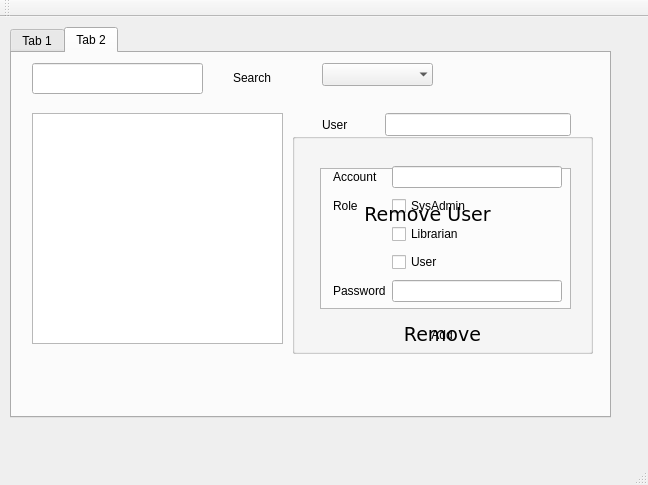
Old version of the form source/account_management.ui in the repository LordNDHuy/HuyNguyen.
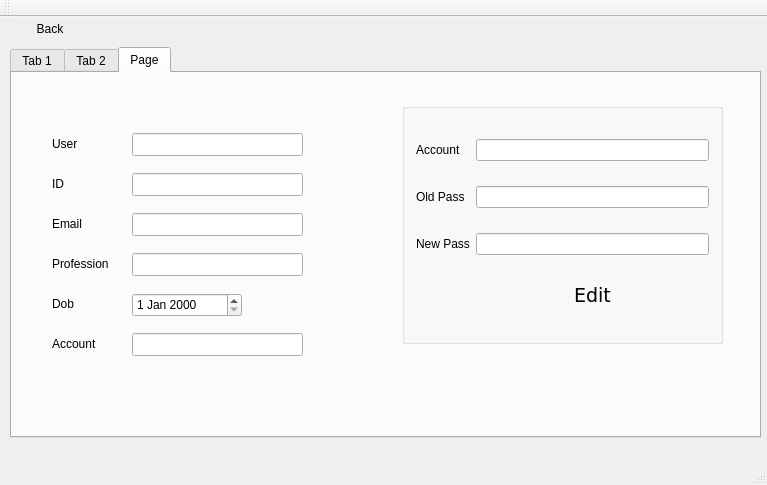
New version of the form. The open tabs and pages were chosen to show the change.

Patch:
```diff
--- a/source/account_management.ui
+++ b/source/account_management.ui
@@ -6,7 +6,7 @@
    <rect>
     <x>0</x>
     <y>0</y>
-    <width>648</width>
+    <width>767</width>
     <height>485</height>
    </rect>
   </property>
@@ -18,8 +18,8 @@
     <property name="geometry">
      <rect>
       <x>10</x>
-      <y>10</y>
-      <width>601</width>
+      <y>30</y>
+      <width>751</width>
       <height>391</height>
      </rect>
     </property>
@@ -175,7 +175,7 @@
      <widget class="QLabel" name="label_9">
       <property name="geometry">
        <rect>
-        <x>310</x>
+        <x>290</x>
         <y>60</y>
         <width>57</width>
         <height>23</height>
@@ -188,7 +188,7 @@
      <widget class="QLineEdit" name="user">
       <property name="geometry">
        <rect>
-        <x>373</x>
+        <x>353</x>
         <y>60</y>
         <width>186</width>
         <height>23</height>
@@ -200,8 +200,8 @@
        <rect>
         <x>280</x>
         <y>80</y>
-        <width>301</width>
-        <height>221</height>
+        <width>251</width>
+        <height>231</height>
        </rect>
       </property>
       <property name="title">
@@ -210,8 +210,8 @@
       <widget class="QPushButton" name="remove">
        <property name="geometry">
         <rect>
-         <x>90</x>
-         <y>191</y>
+         <x>70</x>
+         <y>200</y>
          <width>121</width>
          <height>21</height>
         </rect>
@@ -234,7 +234,7 @@
         <rect>
          <x>28</x>
          <y>35</y>
-         <width>251</width>
+         <width>191</width>
          <height>141</height>
         </rect>
        </property>
@@ -258,7 +258,7 @@
          <x>30</x>
          <y>20</y>
          <width>251</width>
-         <height>162</height>
+         <height>161</height>
         </rect>
        </property>
        <layout class="QGridLayout" name="gridLayout_2">
@@ -332,9 +332,9 @@
      <widget class="QPushButton" name="Remove_u">
       <property name="geometry">
        <rect>
-        <x>310</x>
-        <y>150</y>
-        <width>211</width>
+        <x>380</x>
+        <y>140</y>
+        <width>161</width>
         <height>23</height>
        </rect>
       </property>
@@ -345,25 +345,407 @@
        </font>
       </property>
       <property name="text">
-       <string>Remove User</string>
+       <string>Remove_u</string>
       </property>
       <property name="flat">
        <bool>true</bool>
       </property>
      </widget>
+     <widget class="QGroupBox" name="pass_ed">
+      <property name="geometry">
+       <rect>
+        <x>670</x>
+        <y>300</y>
+        <width>211</width>
+        <height>171</height>
+       </rect>
+      </property>
+      <property name="title">
+       <string/>
+      </property>
+      <widget class="QLabel" name="label_11">
+       <property name="geometry">
+        <rect>
+         <x>10</x>
+         <y>30</y>
+         <width>57</width>
+         <height>23</height>
+        </rect>
+       </property>
+       <property name="text">
+        <string>Account</string>
+       </property>
+      </widget>
+      <widget class="QLineEdit" name="new_p">
+       <property name="geometry">
+        <rect>
+         <x>70</x>
+         <y>110</y>
+         <width>131</width>
+         <height>23</height>
+        </rect>
+       </property>
+      </widget>
+      <widget class="QLineEdit" name="Account_edit">
+       <property name="geometry">
+        <rect>
+         <x>70</x>
+         <y>30</y>
+         <width>131</width>
+         <height>23</height>
+        </rect>
+       </property>
+      </widget>
+      <widget class="QLineEdit" name="old_p">
+       <property name="geometry">
+        <rect>
+         <x>70</x>
+         <y>70</y>
+         <width>131</width>
+         <height>23</height>
+        </rect>
+       </property>
+      </widget>
+      <widget class="QLabel" name="label_12">
+       <property name="geometry">
+        <rect>
+         <x>10</x>
+         <y>110</y>
+         <width>57</width>
+         <height>23</height>
+        </rect>
+       </property>
+       <property name="text">
+        <string>New Pass</string>
+       </property>
+      </widget>
+      <widget class="QLabel" name="label_10">
+       <property name="geometry">
+        <rect>
+         <x>10</x>
+         <y>70</y>
+         <width>57</width>
+         <height>23</height>
+        </rect>
+       </property>
+       <property name="text">
+        <string>Old Pass</string>
+       </property>
+      </widget>
+      <widget class="QPushButton" name="change_pas">
+       <property name="geometry">
+        <rect>
+         <x>90</x>
+         <y>140</y>
+         <width>81</width>
+         <height>21</height>
+        </rect>
+       </property>
+       <property name="font">
+        <font>
+         <family>DejaVu Sans</family>
+         <pointsize>14</pointsize>
+        </font>
+       </property>
+       <property name="text">
+        <string>Edit</string>
+       </property>
+       <property name="flat">
+        <bool>true</bool>
+       </property>
+      </widget>
+     </widget>
+     <widget class="QGroupBox" name="reset_box">
+      <property name="geometry">
+       <rect>
+        <x>539</x>
+        <y>120</y>
+        <width>211</width>
+        <height>101</height>
+       </rect>
+      </property>
+      <property name="title">
+       <string>GroupBox</string>
+      </property>
+      <widget class="QLabel" name="label_16">
+       <property name="geometry">
+        <rect>
+         <x>9</x>
+         <y>70</y>
+         <width>81</width>
+         <height>16</height>
+        </rect>
+       </property>
+       <property name="text">
+        <string>Reset Pass</string>
+       </property>
+      </widget>
+      <widget class="QPushButton" name="reset_pwd">
+       <property name="geometry">
+        <rect>
+         <x>30</x>
+         <y>27</y>
+         <width>161</width>
+         <height>23</height>
+        </rect>
+       </property>
+       <property name="font">
+        <font>
+         <family>DejaVu Sans</family>
+         <pointsize>14</pointsize>
+        </font>
+       </property>
+       <property name="text">
+        <string>Reset</string>
+       </property>
+       <property name="flat">
+        <bool>true</bool>
+       </property>
+      </widget>
+      <widget class="QLineEdit" name="reset_pw_box">
+       <property name="geometry">
+        <rect>
+         <x>80</x>
+         <y>67</y>
+         <width>113</width>
+         <height>23</height>
+        </rect>
+       </property>
+      </widget>
+     </widget>
+    </widget>
+    <widget class="QWidget" name="tab_3">
+     <attribute name="title">
+      <string>Page</string>
+     </attribute>
+     <widget class="QGroupBox" name="pass_ed_user">
+      <property name="geometry">
+       <rect>
+        <x>390</x>
+        <y>30</y>
+        <width>321</width>
+        <height>241</height>
+       </rect>
+      </property>
+      <property name="title">
+       <string/>
+      </property>
+      <layout class="QGridLayout" name="gridLayout_3">
+       <item row="2" column="1">
+        <widget class="QLineEdit" name="new_p_user"/>
+       </item>
+       <item row="0" column="0">
+        <widget class="QLabel" name="label_13">
+         <property name="text">
+          <string>Account</string>
+         </property>
+        </widget>
+       </item>
+       <item row="0" column="1">
+        <widget class="QLineEdit" name="Account_edit_user"/>
+       </item>
+       <item row="1" column="0">
+        <widget class="QLabel" name="label_15">
+         <property name="text">
+          <string>Old Pass</string>
+         </property>
+        </widget>
+       </item>
+       <item row="1" column="1">
+        <widget class="QLineEdit" name="old_p_user"/>
+       </item>
+       <item row="2" column="0">
+        <widget class="QLabel" name="label_14">
+         <property name="text">
+          <string>New Pass</string>
+         </property>
+        </widget>
+       </item>
+       <item row="3" column="1">
+        <widget class="QPushButton" name="edit_user_pass">
+         <property name="font">
+          <font>
+           <family>DejaVu Sans</family>
+           <pointsize>14</pointsize>
+          </font>
+         </property>
+         <property name="text">
+          <string>Edit</string>
+         </property>
+         <property name="flat">
+          <bool>true</bool>
+         </property>
+        </widget>
+       </item>
+      </layout>
+     </widget>
+     <widget class="QLabel" name="user_userp">
+      <property name="geometry">
+       <rect>
+        <x>40</x>
+        <y>60</y>
+        <width>41</width>
+        <height>21</height>
+       </rect>
+      </property>
+      <property name="text">
+       <string>User</string>
+      </property>
+     </widget>
+     <widget class="QLineEdit" name="user_name_up">
+      <property name="geometry">
+       <rect>
+        <x>120</x>
+        <y>60</y>
+        <width>171</width>
+        <height>23</height>
+       </rect>
+      </property>
+     </widget>
+     <widget class="QLineEdit" name="account_up">
+      <property name="geometry">
+       <rect>
+        <x>120</x>
+        <y>260</y>
+        <width>171</width>
+        <height>23</height>
+       </rect>
+      </property>
+     </widget>
+     <widget class="QLabel" name="user_userp_2">
+      <property name="geometry">
+       <rect>
+        <x>40</x>
+        <y>260</y>
+        <width>61</width>
+        <height>21</height>
+       </rect>
+      </property>
+      <property name="text">
+       <string>Account</string>
+      </property>
+     </widget>
+     <widget class="QLineEdit" name="user_mail_up">
+      <property name="geometry">
+       <rect>
+        <x>120</x>
+        <y>140</y>
+        <width>171</width>
+        <height>23</height>
+       </rect>
+      </property>
+     </widget>
+     <widget class="QLabel" name="user_userp_3">
+      <property name="geometry">
+       <rect>
+        <x>40</x>
+        <y>140</y>
+        <width>41</width>
+        <height>21</height>
+       </rect>
+      </property>
+      <property name="text">
+       <string>Email</string>
+      </property>
+     </widget>
+     <widget class="QLineEdit" name="user_pro_up">
+      <property name="geometry">
+       <rect>
+        <x>120</x>
+        <y>180</y>
+        <width>171</width>
+        <height>23</height>
+       </rect>
+      </property>
+     </widget>
+     <widget class="QLabel" name="user_userp_4">
+      <property name="geometry">
+       <rect>
+        <x>40</x>
+        <y>180</y>
+        <width>61</width>
+        <height>21</height>
+       </rect>
+      </property>
+      <property name="text">
+       <string>Profession</string>
+      </property>
+     </widget>
+     <widget class="QLabel" name="user_userp_5">
+      <property name="geometry">
+       <rect>
+        <x>40</x>
+        <y>220</y>
+        <width>41</width>
+        <height>21</height>
+       </rect>
+      </property>
+      <property name="text">
+       <string>Dob</string>
+      </property>
+     </widget>
+     <widget class="QLabel" name="statusbox">
+      <property name="geometry">
+       <rect>
+        <x>20</x>
+        <y>260</y>
+        <width>111</width>
+        <height>21</height>
+       </rect>
+      </property>
+      <property name="text">
+       <string/>
+      </property>
+     </widget>
+     <widget class="QDateEdit" name="dateEdit_up">
+      <property name="geometry">
+       <rect>
+        <x>120</x>
+        <y>220</y>
+        <width>110</width>
+        <height>24</height>
+       </rect>
+      </property>
+     </widget>
+     <widget class="QLabel" name="user_userp_6">
+      <property name="geometry">
+       <rect>
+        <x>40</x>
+        <y>100</y>
+        <width>41</width>
+        <height>21</height>
+       </rect>
+      </property>
+      <property name="text">
+       <string>ID</string>
+      </property>
+     </widget>
+     <widget class="QLineEdit" name="user_id_up">
+      <property name="geometry">
+       <rect>
+        <x>120</x>
+        <y>100</y>
+        <width>171</width>
+        <height>23</height>
+       </rect>
+      </property>
+     </widget>
     </widget>
    </widget>
-   <widget class="QLabel" name="statusbox">
+   <widget class="QPushButton" name="back">
     <property name="geometry">
      <rect>
-      <x>30</x>
-      <y>220</y>
-      <width>111</width>
-      <height>21</height>
+      <x>10</x>
+      <y>0</y>
+      <width>80</width>
+      <height>23</height>
      </rect>
     </property>
     <property name="text">
-     <string/>
+     <string>Back</string>
+    </property>
+    <property name="flat">
+     <bool>true</bool>
     </property>
    </widget>
   </widget>
```
Left out of the diff: 15 changed lines with no effect on the pictures.
